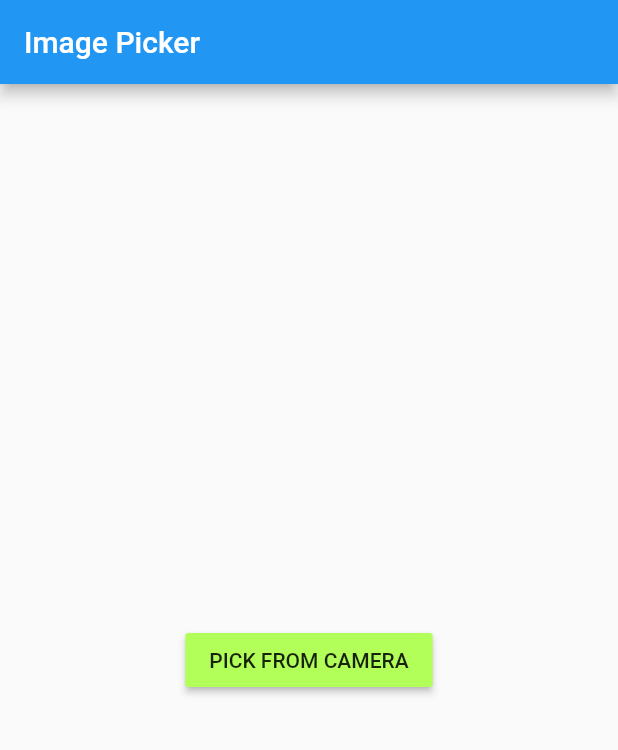
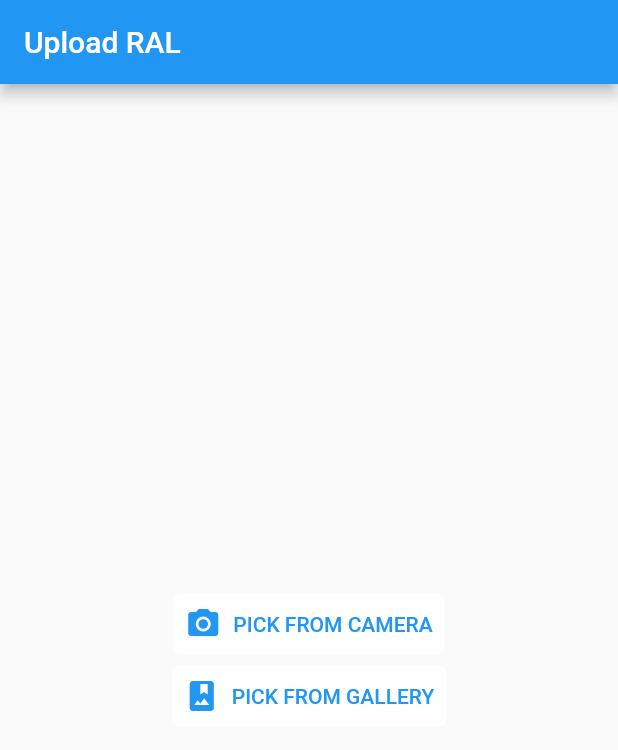
Before and after one commit to beta996/frontend_flutter, a Flutter app: the screen it shows after launch, after a tap on "PICK FROM CAMERA", on a phone screen of 412 x 824 dp. Shown: the top 750 px of the screen. Run offline on Flutter 3.47's test engine with Material 2 defaults, Android fonts, the phone set to English and light mode, and no system bars; our stand-ins replace image_picker.

Commit message:
final version

```diff
--- a/lib/main.dart
+++ b/lib/main.dart
@@ -72,11 +72,33 @@ class _MyHomePageState extends State<MyHomePage> {
     setState(() {
 
     });
+    selectedImage = null;
+    setState(() {
+
+    });
   }
 
 
-  Future getImage() async {
+  Future getImageFromGallery() async {
+    //PickedFile? pickedImage = await ImagePicker().getImage(source: ImageSource.camera);
+    PickedFile? pickedImage = await ImagePicker().getImage(source: ImageSource.gallery);
+
+
+
+    setState(() {
+      selectedImage = File(pickedImage!.path);
+    });
+    uploadImage();
+    // Directory appDocDir = await getApplicationDocumentsDirectory();
+    // String bgPath = appDocDir.uri.resolve("background.jpg").path;
+    // File bgFile = await pickedImage.copy(bgPath);
+
+  }
+
+  Future getImageFromCamera() async {
     PickedFile? pickedImage = await ImagePicker().getImage(source: ImageSource.camera);
+    //PickedFile? pickedImage = await ImagePicker().getImage(source: ImageSource.gallery);
+
 
 
     setState(() {
@@ -99,7 +121,7 @@ class _MyHomePageState extends State<MyHomePage> {
     // than having to individually change instances of widgets.
     return Scaffold(
         appBar: AppBar(
-          title: Text("Image Picker"),
+          title: Text("Upload RAL"),
         ),
         body: Container(
             child: selectedImage == null
@@ -109,13 +131,34 @@ class _MyHomePageState extends State<MyHomePage> {
                 mainAxisAlignment: MainAxisAlignment.center,
                 children: <Widget>[
 
-                  RaisedButton(
-                    color: Colors.lightGreenAccent,
+                  TextButton.icon(
+                    icon: Icon(Icons.photo_camera),
                     onPressed: () {
-                      getImage();
+                      getImageFromCamera();
                     },
-                    child: Text("PICK FROM CAMERA"),
+                    label: Text("PICK FROM CAMERA"),
+                    style: TextButton.styleFrom(
+
+                        primary: Colors.blue,
+                        backgroundColor: Colors.white70
+
+                    ),
+                  ),
+
+                  TextButton.icon(
+                    icon: Icon(Icons.photo_album),
+                    onPressed: () {
+                      getImageFromGallery();
+                    },
+                    label: Text("PICK FROM GALLERY"),
+                      style: TextButton.styleFrom(
+
+                        primary: Colors.blue,
+                        backgroundColor: Colors.white
+
+                      ),
                   )
+
                 ],
               ),
             ) : Container(
```
